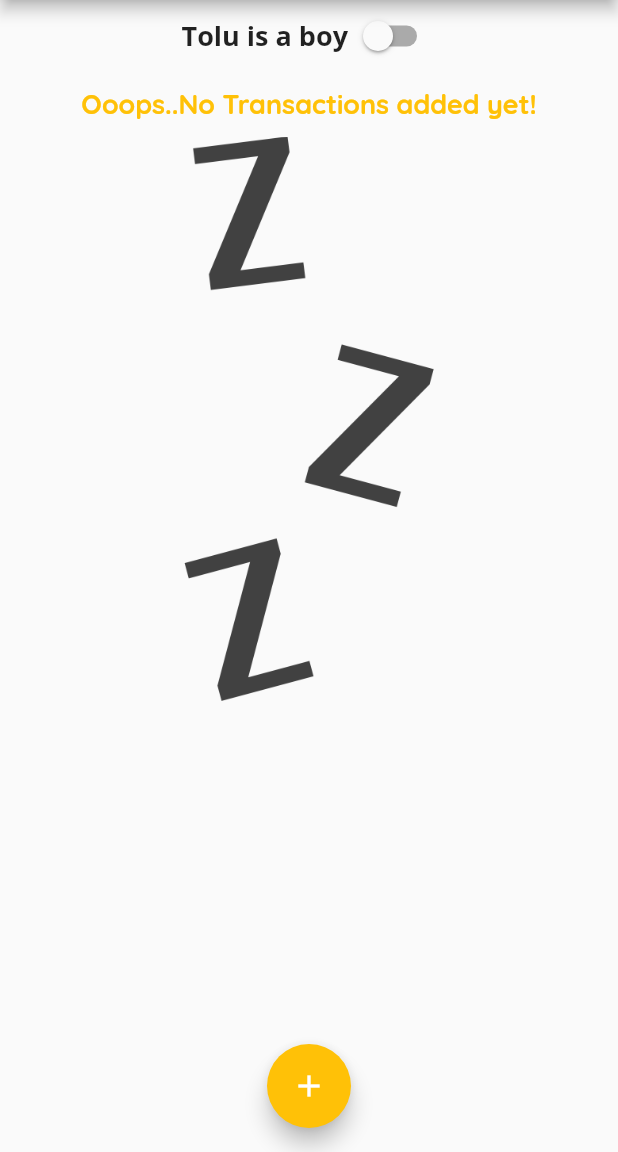
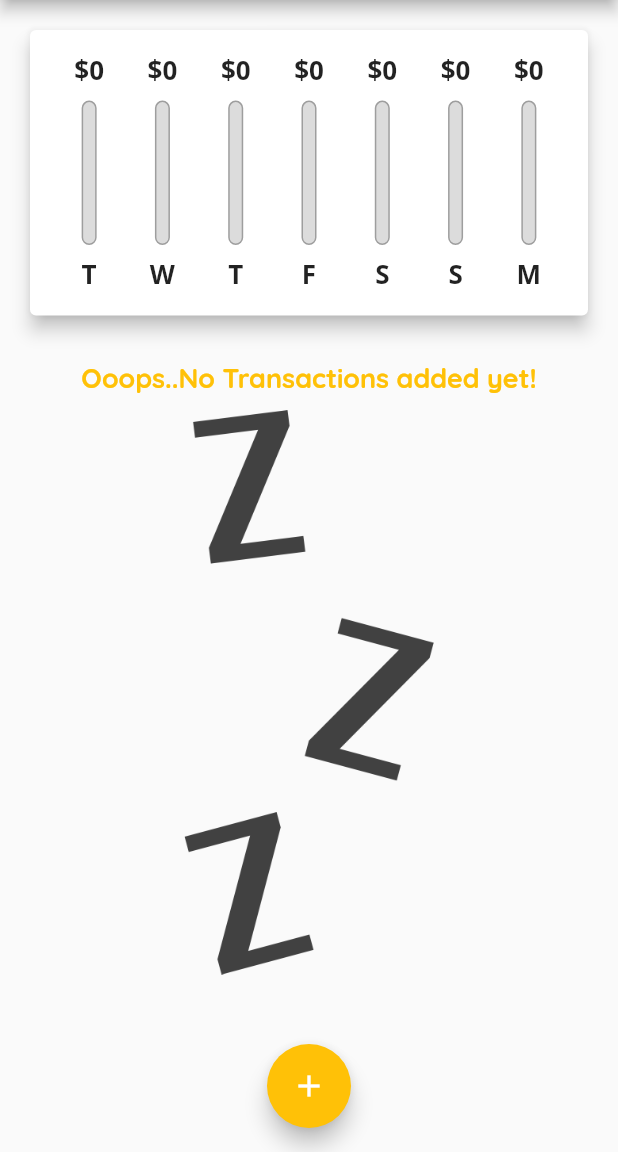
Before and after one commit to Tolulope05/e_planner, a Flutter app: the screen it shows after launch, on a phone screen of 412 x 824 dp, the part 84-1236 px from its top. Run offline on Flutter 3.47's test engine with Material 2 defaults, Android fonts, the light colour scheme and no system bars.

Commit message:
Showing different context based on orientation

```diff
--- a/lib/main.dart
+++ b/lib/main.dart
@@ -114,6 +114,8 @@
 
   @override
   Widget build(BuildContext context) {
+    final isLandScape =
+        MediaQuery.of(context).orientation == Orientation.landscape;
     final appBar = AppBar(
       title: const Text(
         'Personal Expenses',
@@ -125,6 +127,13 @@
         ),
       ],
     );
+    final txListWidget = SizedBox(
+      height: (MediaQuery.of(context).size.height -
+              appBar.preferredSize.height -
+              MediaQuery.of(context).padding.top) *
+          0.7,
+      child: TransactionList(_userTransactions, _deleteTransaction),
+    );
     return Scaffold(
       appBar: appBar,
       body: SingleChildScrollView(
@@ -132,8 +141,11 @@
           mainAxisAlignment: MainAxisAlignment.start,
           crossAxisAlignment: CrossAxisAlignment.stretch,
           children: [
-            Row(mainAxisAlignment: MainAxisAlignment.center, children: [
-              Text('Tolu is a boy'),
+            if (isLandScape)
+              Row(
+                mainAxisAlignment: MainAxisAlignment.center,
+                children: [
+                  const Text('Show chart'),
                   Switch(
                     value: _showChart,
                     onChanged: (val) {
@@ -142,7 +154,18 @@
                       });
                     },
                   )
-            ]),
+                ],
+              ),
+            if (!isLandScape)
+              SizedBox(
+                height: (MediaQuery.of(context).size.height -
+                        appBar.preferredSize.height -
+                        MediaQuery.of(context).padding.top) *
+                    0.3,
+                child: Chart(_recentTransactions),
+              ),
+            if (!isLandScape) txListWidget,
+            if (isLandScape)
               _showChart
                   ? SizedBox(
                       height: (MediaQuery.of(context).size.height -
@@ -151,14 +174,7 @@
                           0.7,
                       child: Chart(_recentTransactions),
                     )
-                : SizedBox(
-                    height: (MediaQuery.of(context).size.height -
-                            appBar.preferredSize.height -
-                            MediaQuery.of(context).padding.top) *
-                        0.7,
-                    child:
-                        TransactionList(_userTransactions, _deleteTransaction),
-                  ),
+                  : txListWidget
           ],
         ),
       ),
```
Lines whose indentation alone changed are shown as unchanged.
